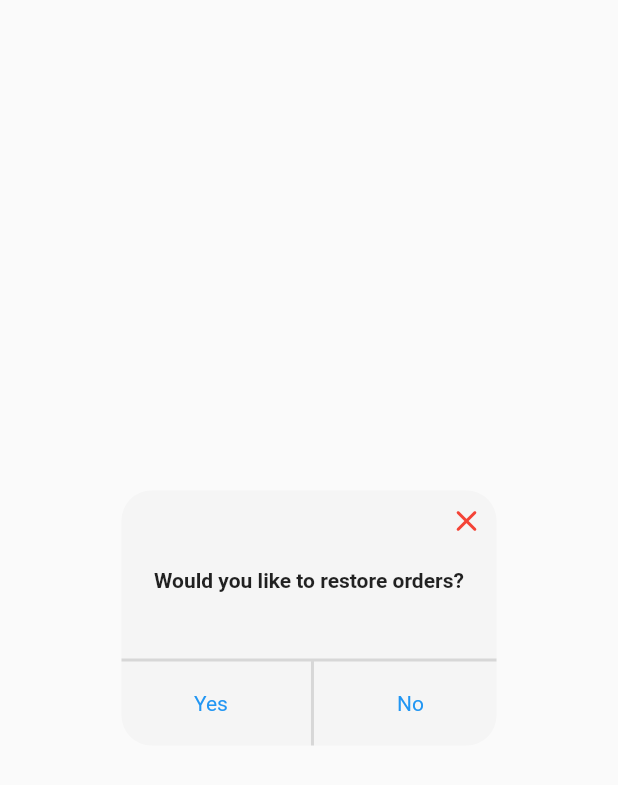
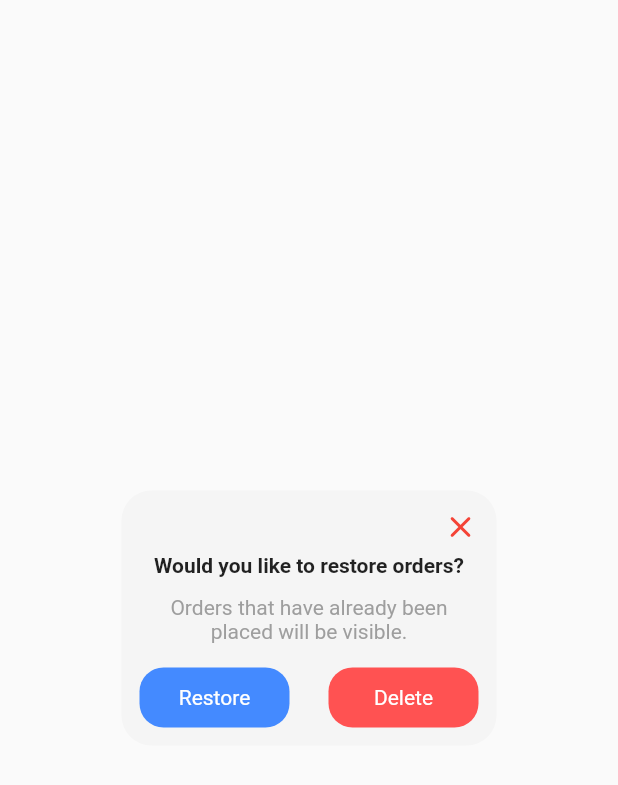
Before and after one commit to sjtsh/psr_application, a Flutter app: the TakeOrderDialog widget shown alone on an empty page, opened directly, on a phone screen of 412 x 824 dp. Shown: the top 785 px of the screen. Run offline on Flutter 3.47's test engine with Material 2 defaults, Android fonts, the phone set to English and light mode, and no system bars; our stand-ins replace camera, carousel_slider, connectivity_plus, countup, expandable, firebase_core and 12 more; missing offline and left inert: nepali_date_picker, nepali_utils; accounts and stored records are empty.

Commit message:
alert dialog ui changed

```diff
--- a/lib/Screens/LoginScreen/loginScreen.dart
+++ b/lib/Screens/LoginScreen/loginScreen.dart
@@ -1,5 +1,6 @@
 import 'package:flutter/material.dart';
 import 'package:flutter/services.dart';
+import 'package:flutter_svg/svg.dart';
 import 'package:provider/provider.dart';
 import 'package:psr_application/Screens/BeatScreen/BeatScreen.dart';
 
@@ -19,6 +20,7 @@ class LogInScreen extends StatelessWidget {
             child: Column(
               mainAxisAlignment: MainAxisAlignment.center,
               children: [
+                SvgPicture.asset("assets/logo.svg"),
                 SizedBox(
                     width: 300,
                     child: TextFormField(
@@ -35,7 +37,7 @@ class LogInScreen extends StatelessWidget {
                       ),
                     )),
                 SizedBox(
-                  height: 12,
+                  height: 30,
                 ),
                 SizedBox(
                   width: 300,
@@ -59,7 +61,7 @@ class LogInScreen extends StatelessWidget {
                   ),
                 ),
                 SizedBox(
-                  height: 12,
+                  height: 30,
                 ),
                 Container(
                   clipBehavior: Clip.hardEdge,
--- a/lib/Screens/MapScreen/MapScreen.dart
+++ b/lib/Screens/MapScreen/MapScreen.dart
@@ -107,7 +107,7 @@ class MapScreen extends StatelessWidget {
                     child: const OutletList(),
                   )
                 : Positioned(
-                    bottom: 46,
+                    bottom: 6,
                     child: Container(
                       height: 30,
                       color: Colors.white,
--- a/lib/Screens/OrderScreen/DialogPrompt/TakeOrderDialog.dart
+++ b/lib/Screens/OrderScreen/DialogPrompt/TakeOrderDialog.dart
@@ -16,7 +16,7 @@ class TakeOrderDialog extends StatelessWidget {
             color: Colors.transparent,
             child: Container(
                 decoration: ShapeDecoration(
-                  color: Color(0xffF5F5F5),
+                  color: const Color(0xffF5F5F5),
                   shape: RoundedRectangleBorder(
                     borderRadius: BorderRadius.circular(20),
                   ),
@@ -24,48 +24,47 @@ class TakeOrderDialog extends StatelessWidget {
                 child: SizedBox(
                   height: 170,
                   width: 250,
+                  child: Padding(
+                    padding: const EdgeInsets.all(12.0),
                     child: Column(
                       children: [
-                      Padding(
-                        padding: const EdgeInsets.all(8.0),
-                        child: Row(
+                        Row(
                           children: [
                             Expanded(child: Container()),
                             GestureDetector(
                               onTap: () {
                                 Navigator.pop(context);
                               },
-                              child: Icon(
+                              child: const Icon(
                                 Icons.close_rounded,
                                 color: Colors.red,
+                                size: 24,
                               ),
                             ),
                           ],
                         ),
-                      ),
-                      Padding(
-                        padding: const EdgeInsets.only(top: 12, bottom: 20, right: 20, left: 20),
-                        child: Text(
+                        const SizedBox(height: 6,),
+                        const Text(
                           "Would you like to restore orders?",
                           textAlign: TextAlign.center,
-                          style: TextStyle(
+                          style:  TextStyle(
                             fontWeight: FontWeight.bold,
                           ),
                         ),
+                        const SizedBox(height: 12,),
+                        const Text(
+                          "Orders that have already been placed will be visible.",
+                          textAlign: TextAlign.center,
+                          style: TextStyle(
+                            color: Colors.grey,
+                            fontWeight: FontWeight.normal,
+                          ),
                         ),
                         Expanded(child: Container()),
-                      Divider(
-                        height: 2,
-                        thickness: 2,
-                      ),
-                      IntrinsicHeight(
-                        child: Row(
+                        Row(
                           mainAxisAlignment: MainAxisAlignment.spaceBetween,
                           children: [
-                            Expanded(child: Container()),
-                            Padding(
-                              padding: const EdgeInsets.all(20.0),
-                              child: GestureDetector(
+                            GestureDetector(
                               onTap: (){
                                 Navigator.pop(context);
                                 Navigator.of(context).push(
@@ -73,19 +72,23 @@ class TakeOrderDialog extends StatelessWidget {
                                       return SubGroupListScreen();
                                     }));
                               },
+                              child: Container(
+                                height: 40,
+                                width: 100,
+                                decoration: BoxDecoration(
+                                  color: Colors.blueAccent,
+                                  borderRadius: BorderRadius.circular(16),
+                                ),
+                                child: const Center(
                                   child: Text(
-                                  "Yes",
-                                  style: TextStyle(color: Colors.blue),
+                                    "Restore",
+                                    style: TextStyle(color: Colors.white),
                                   ),
                                 ),
                               ),
-                            Expanded(child: Container()),
-                            VerticalDivider(thickness: 2),
-                            Expanded(child: Container()),
+                            ),
 
-                            Padding(
-                              padding: const EdgeInsets.all(20.0),
-                              child: GestureDetector(
+                            GestureDetector(
                               onTap: (){
                                 context
                                     .read<OrderScreenManagement>()
@@ -114,17 +117,25 @@ class TakeOrderDialog extends StatelessWidget {
                                 //             (index) => GlobalKey());
                                 Navigator.of(context).pop();
                               },
-                                child: Text(
-                                  "No",
-                                  style: TextStyle(color: Colors.blue),
+                              child: Container(
+                                height: 40,
+                                width: 100,
+                                decoration: BoxDecoration(
+                                  color: Colors.redAccent,
+                                  borderRadius: BorderRadius.circular(16),
+                                ),
+                                child: const Center(
+                                  child:  Text(
+                                    "Delete",
+                                    style: const TextStyle(color: Colors.white),
                                   ),
                                 ),
                               ),
-                            Expanded(child: Container()),
+                            ),
+                          ],
+                        )
                       ],
                     ),
-                      )
-                    ],
                   ),
                 ))));
   }
--- a/lib/Screens/OrderScreen/SubgroupListScreen/SubGroupListScreen.dart
+++ b/lib/Screens/OrderScreen/SubgroupListScreen/SubGroupListScreen.dart
@@ -70,32 +70,32 @@ class _SubGroupListScreenState extends State<SubGroupListScreen> {
               GestureDetector(
                 onTap: () {
                   // if (context.read<OrderVariation>().isAllDone) {
-                    if (context
-                        .read<OrderVariation>()
-                        .isAllDone) {
-                      if (context
-                          .read<OrderScreenManagement>()
-                          .singularOrder
-                          .isEmpty) {
-                        Navigator.push(context, MaterialPageRoute(builder: (_) {
-                          return ConfirmOrder();
-                        }));
-                      } else {
+                  //   if (context
+                  //       .read<OrderVariation>()
+                  //       .isAllDone) {
+                  //     if (context
+                  //         .read<OrderScreenManagement>()
+                  //         .singularOrder
+                  //         .isEmpty) {
+                  //       Navigator.push(context, MaterialPageRoute(builder: (_) {
+                  //         return ConfirmOrder();
+                  //       }));
+                  //     } else {
                         Navigator.push(context, MaterialPageRoute(builder: (_) {
                           return ConfirmOrderScreen();
                         }));
-                      }
-                    } else {
-                      context
-                          .read<OrderScreenManagement>()
-                          .keys
-                          .forEach((element) {
-                        try {
-                          final dynamic tooltip = element.currentState;
-                          tooltip.ensureTooltipVisible();
-                        } catch (e) {}
-                      });
-                    }
+                     // }
+                  //  } else {
+                  //     context
+                  //         .read<OrderScreenManagement>()
+                  //         .keys
+                  //         .forEach((element) {
+                  //       try {
+                  //         final dynamic tooltip = element.currentState;
+                  //         tooltip.ensureTooltipVisible();
+                  //       } catch (e) {}
+                  //     });
+                  //   }
                   // } else {
                   //   context
                   //       .read<OrderScreenManagement>()
--- a/lib/main.dart
+++ b/lib/main.dart
@@ -1,4 +1,5 @@
 import 'package:flutter/material.dart';
+import 'package:psr_application/apis/Services/OutletService.dart';
 
 import 'Screens/LoginScreen/LoadChangeNotifiers.dart';
 
```
Lines whose indentation alone changed are shown as unchanged.
